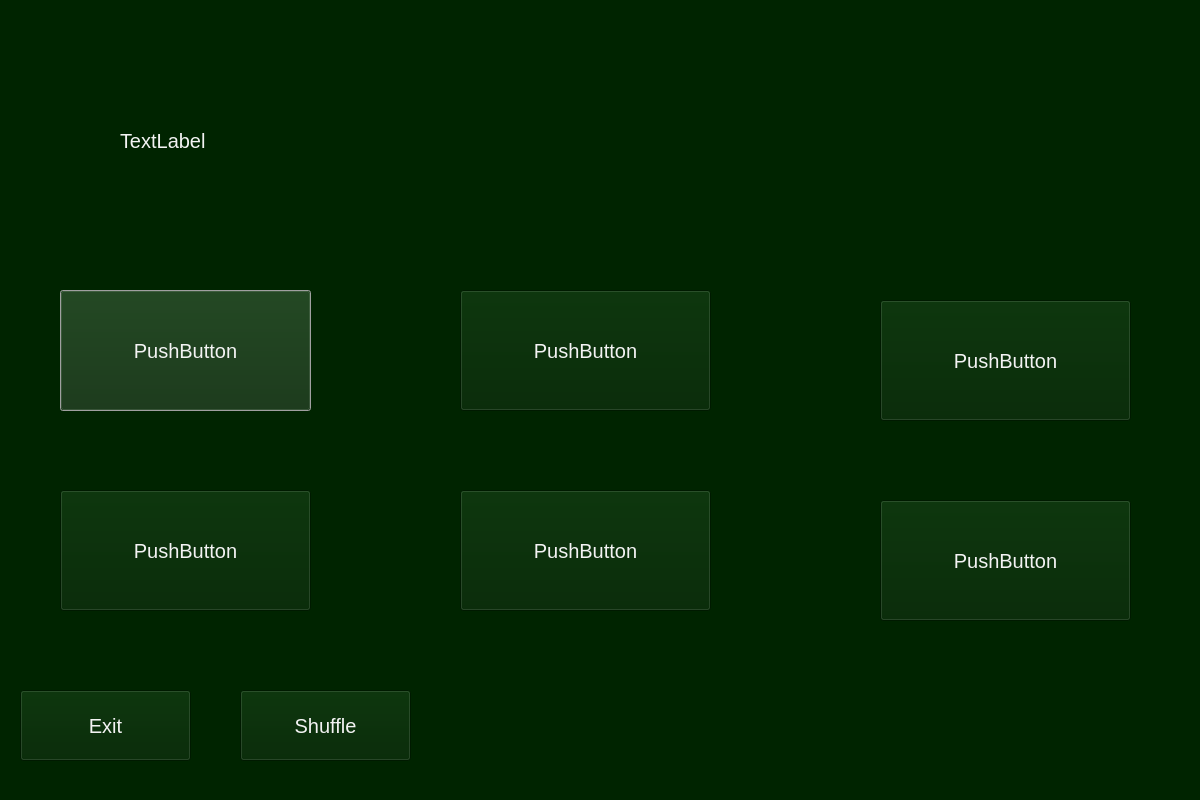
This is WindowsGraphics/FlashCardsModeWindow.ui in Skripkon/App-for-learning-English-LANGOD as Qt 5 draws it before an edit. The edited form follows.
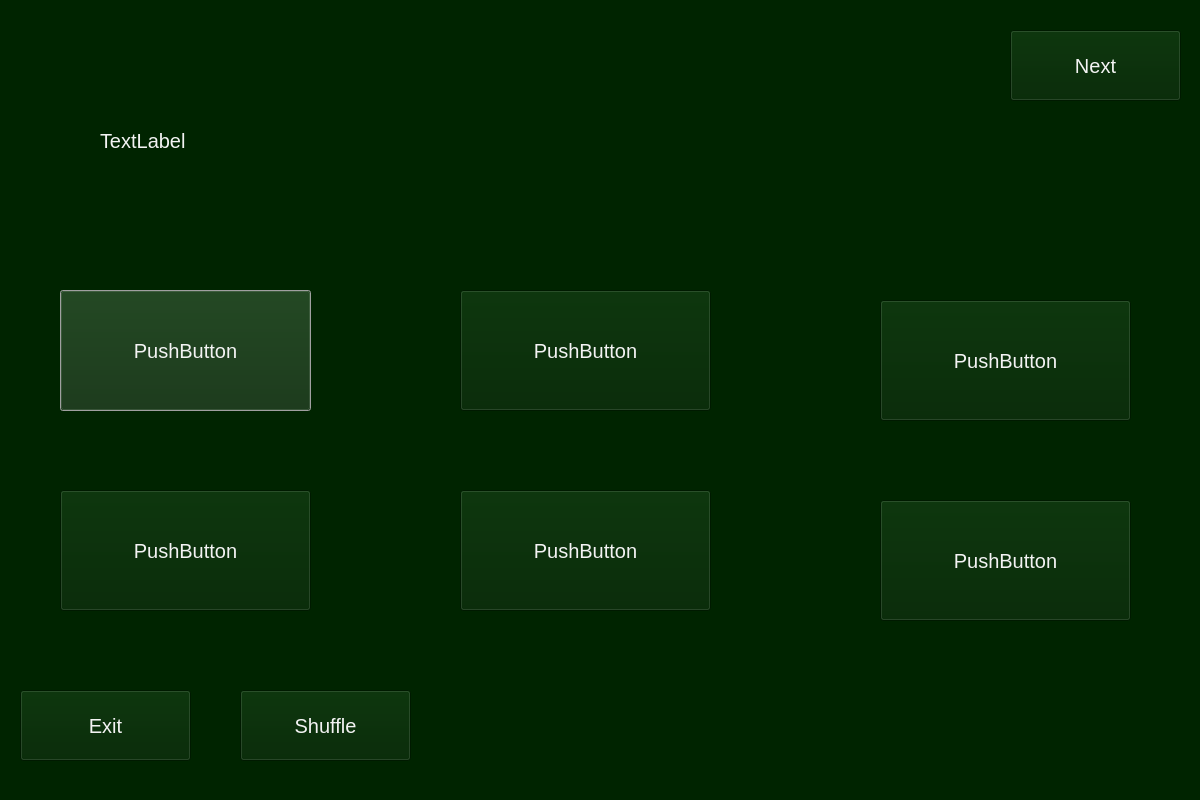
This is the edited form.

Commit message: FlashCardMode demo update

Diff of the .ui file:
```diff
--- a/WindowsGraphics/FlashCardsModeWindow.ui
+++ b/WindowsGraphics/FlashCardsModeWindow.ui
@@ -141,7 +141,7 @@
   <widget class="QLabel" name="word_label">
    <property name="geometry">
     <rect>
-     <x>120</x>
+     <x>100</x>
      <y>40</y>
      <width>901</width>
      <height>201</height>
@@ -198,6 +198,26 @@
     <string>Exit</string>
    </property>
   </widget>
+  <widget class="QPushButton" name="shuffle_button_2">
+   <property name="geometry">
+    <rect>
+     <x>1010</x>
+     <y>30</y>
+     <width>171</width>
+     <height>71</height>
+    </rect>
+   </property>
+   <property name="styleSheet">
+    <string notr="true">color:rgb(255, 0, 255);
+font-size:15pt; 
+color:rgb(243, 243, 243);
+selection-background-color: rgb(255, 255, 255);
+</string>
+   </property>
+   <property name="text">
+    <string>Next</string>
+   </property>
+  </widget>
  </widget>
  <resources/>
  <connections/>
```
The commit also changes 2 other files.
